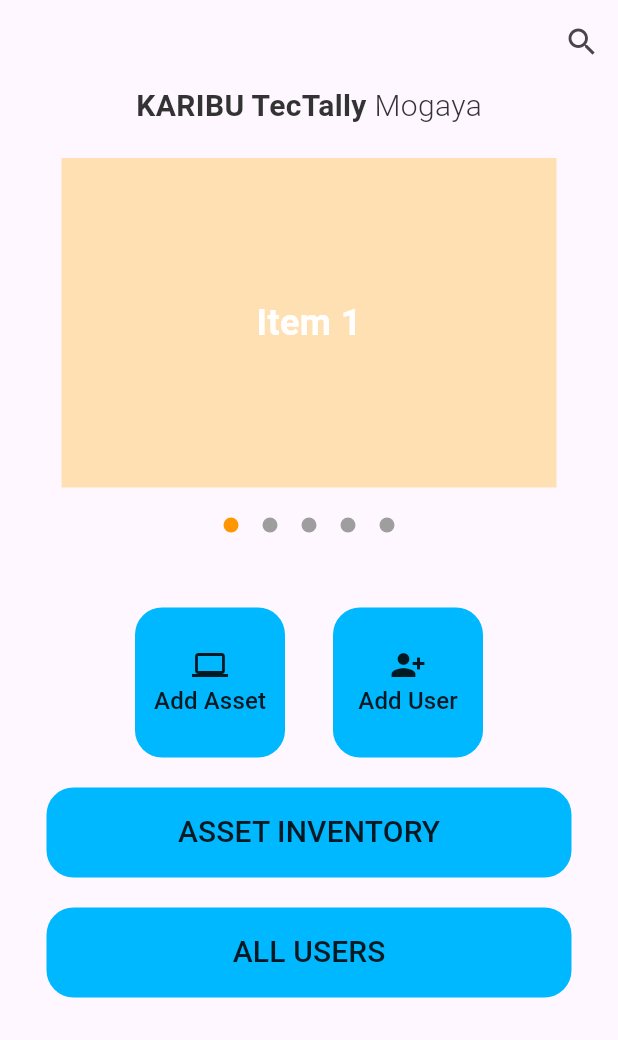
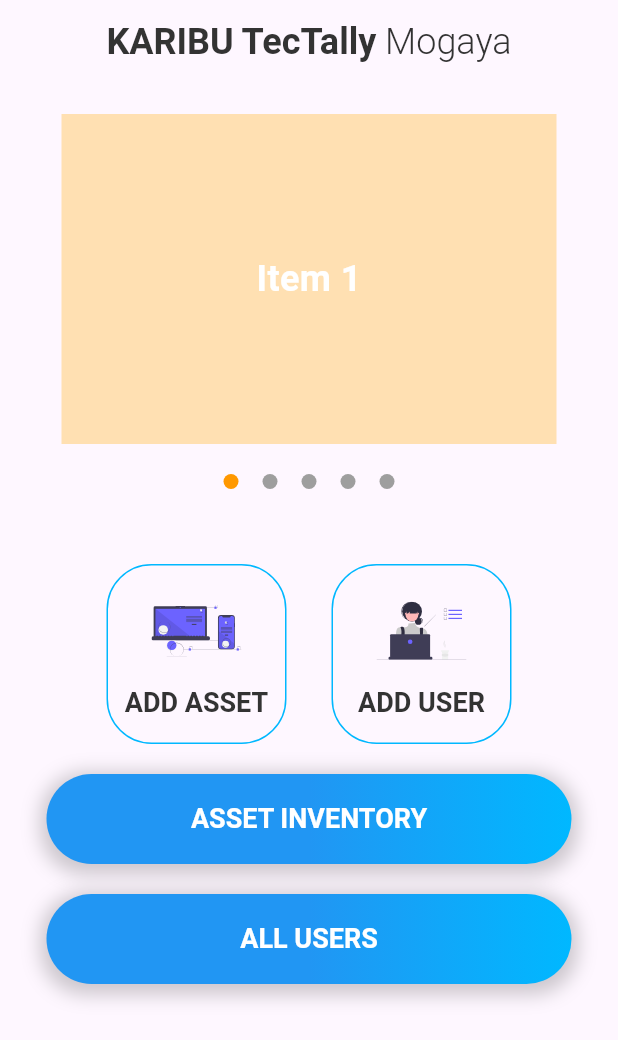
Before and after one commit to mogaya/TecTally, a Flutter app: the Home screen opened by its route, on a phone screen of 412 x 824 dp. Shown: the top 1040 px of the screen. Run offline on Flutter 3.47's test engine with Material 3 defaults, Android fonts, the light colour scheme and no system bars; drawn by our look-alikes of smooth_page_indicator; our stand-ins replace curved_navigation_bar, fl_chart, flutter_svg, get; Roboto replaces fonts that are missing (Netflix).

Commit message:
Home modified

```diff
--- a/tectally_app/lib/views/pages/home.dart
+++ b/tectally_app/lib/views/pages/home.dart
@@ -1,6 +1,7 @@
 // ignore_for_file: unused_import
 
 import 'package:flutter/material.dart';
+import 'package:flutter_svg/flutter_svg.dart';
 import 'package:get/get.dart';
 import 'package:smooth_page_indicator/smooth_page_indicator.dart';
 import 'package:tectally_app/configs/constants.dart';
@@ -17,41 +18,31 @@
 
     return Scaffold(
       appBar: AppBar(
+        centerTitle: true,
         backgroundColor: Colors.transparent,
         elevation: 0,
         automaticallyImplyLeading: false,
-        actions: [
-          IconButton(
-            onPressed: () {
-              showSearch(
-                context: context,
-                delegate: customSearchDelegete(),
-              );
-            },
-            icon: const Icon(Icons.search),
+        title: const Row(
+          mainAxisAlignment: MainAxisAlignment.center,
+          children: [
+            customText(
+              label: "KARIBU TecTally",
+              fontSize: 24,
+              fontWeight: FontWeight.bold,
+            ),
+            customText(
+              label: " Mogaya",
+              fontSize: 24,
+              fontWeight: FontWeight.w300,
             ),
           ],
+        ),
       ),
       body: SingleChildScrollView(
         child: Column(
           mainAxisAlignment: MainAxisAlignment.center,
           crossAxisAlignment: CrossAxisAlignment.center,
           children: [
-            const Row(
-              mainAxisAlignment: MainAxisAlignment.center,
-              children: [
-                customText(
-                  label: "KARIBU TecTally",
-                  fontSize: 20,
-                  fontWeight: FontWeight.bold,
-                ),
-                customText(
-                  label: " Mogaya",
-                  fontSize: 20,
-                  fontWeight: FontWeight.w300,
-                ),
-              ],
-            ),
             const SizedBox(
               height: 20,
             ),
@@ -74,7 +65,7 @@
                           child: Center(
                             child: Text(
                               'Item ${index + 1}',
-                              style: TextStyle(
+                              style: const TextStyle(
                                 color: Colors.white,
                                 fontSize: 24,
                                 fontWeight: FontWeight.bold,
@@ -85,13 +76,13 @@
                       },
                     ),
                   ),
-                  SizedBox(
+                  const SizedBox(
                     height: 20,
                   ),
                   SmoothPageIndicator(
                     controller: _pageController,
                     count: _pageCount,
-                    effect: WormEffect(
+                    effect: const WormEffect(
                       dotColor: Colors.grey,
                       activeDotColor: Colors.orange,
                       dotHeight: 10,
@@ -101,7 +92,7 @@
                     onDotClicked: (index) {
                       _pageController.animateToPage(
                         index,
-                        duration: Duration(milliseconds: 300),
+                        duration: const Duration(milliseconds: 300),
                         curve: Curves.easeInOut,
                       );
                     },
@@ -120,28 +111,45 @@
               mainAxisAlignment: MainAxisAlignment.center,
               children: [
                 // Add Asset Button
-                MaterialButton(
-                  onPressed: () => Get.toNamed("/add_asset"),
-                  child: Container(
-                    height: 100,
-                    width: 100,
+
+                Container(
+                  height: 120,
+                  width: 120,
                   decoration: BoxDecoration(
-                      borderRadius: BorderRadius.circular(18),
+                    border: Border.all(
+                      style: BorderStyle.solid,
                       color: secondaryColor,
                     ),
-                    // color: secondaryColor,
-                    child: const Center(
+                    borderRadius: const BorderRadius.all(
+                      Radius.circular(30.0),
+                    ),
+                  ),
+                  child: Center(
+                    child: GestureDetector(
+                      onTap: () {
+                        Get.toNamed("/add_asset");
+                      },
                       child: Column(
                         mainAxisAlignment: MainAxisAlignment.center,
                         crossAxisAlignment: CrossAxisAlignment.center,
                         children: [
-                          Icon(
-                            Icons.computer,
+                          SvgPicture.asset(
+                            "assets/svg/add_asset.svg",
+                            width: 60,
+                            height: 60,
                           ),
-                          Text(
-                            "Add Asset",
+                          const SizedBox(
+                            height: 5,
+                          ),
+                          const Text(
+                            'ADD ASSET',
+                            textAlign: TextAlign.left,
                             style: TextStyle(
-                              fontSize: 16,
+                              fontFamily: "Netflix",
+                              fontWeight: FontWeight.w600,
+                              fontSize: 18,
+                              letterSpacing: 0.0,
+                              color: textColor,
                             ),
                           ),
                         ],
@@ -149,27 +157,49 @@
                     ),
                   ),
                 ),
+                const SizedBox(
+                  width: 30,
+                ),
 
                 // Add User Button
-                MaterialButton(
-                  onPressed: () => Get.toNamed("/add_user"),
-                  child: Container(
-                    height: 100,
-                    width: 100,
+                Container(
+                  height: 120,
+                  width: 120,
                   decoration: BoxDecoration(
-                      borderRadius: BorderRadius.circular(18),
+                    border: Border.all(
+                      style: BorderStyle.solid,
                       color: secondaryColor,
                     ),
+                    borderRadius: const BorderRadius.all(
+                      Radius.circular(30.0),
+                    ),
+                  ),
                   child: Center(
+                    child: GestureDetector(
+                      onTap: () {
+                        Get.toNamed("/add_asset");
+                      },
                       child: Column(
                         mainAxisAlignment: MainAxisAlignment.center,
                         crossAxisAlignment: CrossAxisAlignment.center,
                         children: [
-                          Icon(Icons.person_add_alt_1),
-                          Text(
-                            "Add User",
+                          SvgPicture.asset(
+                            "assets/svg/add_user.svg",
+                            width: 60,
+                            height: 60,
+                          ),
+                          const SizedBox(
+                            height: 5,
+                          ),
+                          const Text(
+                            'ADD USER',
+                            textAlign: TextAlign.left,
                             style: TextStyle(
-                              fontSize: 16,
+                              fontFamily: "Netflix",
+                              fontWeight: FontWeight.w600,
+                              fontSize: 18,
+                              letterSpacing: 0.0,
+                              color: textColor,
                             ),
                           ),
                         ],
@@ -180,50 +210,100 @@
               ],
             ),
 
-            SizedBox(
+            const SizedBox(
               height: 20,
             ),
 
             // Asset Inventory Button
-            MaterialButton(
-              onPressed: () => Get.toNamed("/asset_inventory"),
-              child: Container(
+            Container(
               height: 60,
               width: 350,
               decoration: BoxDecoration(
-                  borderRadius: BorderRadius.circular(18),
-                  color: secondaryColor,
+                  gradient: LinearGradient(
+                    colors: [
+                      Colors.blue,
+                      Colors.blue.shade500,
+                      secondaryColor,
+                      // Colors.blue.shade300,
+                    ],
+                    begin: Alignment.centerLeft,
+                    end: Alignment.centerRight,
                   ),
+                  borderRadius: const BorderRadius.all(
+                    Radius.circular(30.0),
+                  ),
+                  boxShadow: [
+                    BoxShadow(
+                      color: Colors.black.withOpacity(0.2),
+                      spreadRadius: 4,
+                      blurRadius: 10,
+                      offset: const Offset(0, 3),
+                    )
+                  ]),
               child: Center(
-                  child: Text(
-                    "ASSET INVENTORY",
+                child: GestureDetector(
+                  onTap: () {
+                    Get.toNamed("/asset_inventory");
+                  },
+                  child: const Text(
+                    'ASSET INVENTORY',
+                    textAlign: TextAlign.left,
                     style: TextStyle(
-                      fontSize: 20,
+                      fontFamily: "Netflix",
+                      fontWeight: FontWeight.w600,
+                      fontSize: 18,
+                      letterSpacing: 0.0,
+                      color: Colors.white,
                     ),
                   ),
                 ),
               ),
             ),
 
-            SizedBox(
+            const SizedBox(
               height: 20,
             ),
 
             // Asset Inventory Button
-            MaterialButton(
-              onPressed: () => Get.toNamed("/all_users"),
-              child: Container(
+            Container(
               height: 60,
               width: 350,
               decoration: BoxDecoration(
-                  borderRadius: BorderRadius.circular(18),
-                  color: secondaryColor,
+                  gradient: LinearGradient(
+                    colors: [
+                      Colors.blue,
+                      Colors.blue.shade500,
+                      secondaryColor,
+                      // Colors.blue.shade300,
+                    ],
+                    begin: Alignment.centerLeft,
+                    end: Alignment.centerRight,
                   ),
+                  borderRadius: const BorderRadius.all(
+                    Radius.circular(30.0),
+                  ),
+                  boxShadow: [
+                    BoxShadow(
+                      color: Colors.black.withOpacity(0.2),
+                      spreadRadius: 4,
+                      blurRadius: 10,
+                      offset: const Offset(0, 3),
+                    )
+                  ]),
               child: Center(
-                  child: Text(
-                    "ALL USERS",
+                child: GestureDetector(
+                  onTap: () {
+                    Get.toNamed("/all_users");
+                  },
+                  child: const Text(
+                    'ALL USERS',
+                    textAlign: TextAlign.left,
                     style: TextStyle(
-                      fontSize: 20,
+                      fontFamily: "Netflix",
+                      fontWeight: FontWeight.w600,
+                      fontSize: 18,
+                      letterSpacing: 0.0,
+                      color: Colors.white,
                     ),
                   ),
                 ),
--- a/tectally_app/lib/views/pages/test.dart
+++ b/tectally_app/lib/views/pages/test.dart
@@ -1,4 +1,5 @@
 import 'package:flutter/material.dart';
+import 'package:tectally_app/configs/constants.dart';
 import 'package:tectally_app/views/components/customText.dart';
 
 class Test extends StatefulWidget {
@@ -12,6 +13,7 @@
   @override
   Widget build(BuildContext context) {
     return Scaffold(
+      backgroundColor: baseColor,
       appBar: AppBar(
         centerTitle: true,
         title: const customText(
@@ -23,9 +25,11 @@
       ),
       body: SingleChildScrollView(
         child: Column(
+          mainAxisAlignment: MainAxisAlignment.start,
+          crossAxisAlignment: CrossAxisAlignment.start,
           children: [
             Padding(
-              padding: const EdgeInsets.all(8.0),
+              padding: const EdgeInsets.all(12.0),
               child: SearchAnchor(
                   builder: (BuildContext context, SearchController controller) {
                 return SearchBar(
@@ -55,10 +59,37 @@
                 });
               }),
             ),
-            customText(
-              label: "John Doe",
-              fontSize: 16,
-              fontWeight: FontWeight.normal,
+            Padding(
+              padding: const EdgeInsets.all(12.0),
+              child: Row(
+                mainAxisAlignment: MainAxisAlignment.spaceBetween,
+                children: [
+                  Column(
+                    mainAxisAlignment: MainAxisAlignment.start,
+                    crossAxisAlignment: CrossAxisAlignment.start,
+                    children: [
+                      const customText(
+                        label: "Elite Book Hp, Laptop",
+                        fontSize: 20,
+                        fontWeight: FontWeight.bold,
+                      ),
+                      customText(
+                        label: "Tag No. CA001",
+                        fontSize: 16,
+                        fontWeight: FontWeight.normal,
+                      ),
+                    ],
+                  ),
+                  GestureDetector(
+                    child: customText(
+                      label: "REMOVE",
+                      fontWeight: FontWeight.bold,
+                      labelColor: Colors.red,
+                      fontSize: 18,
+                    ),
+                  )
+                ],
+              ),
             )
           ],
         ),
```
Also changed, not shown: tectally_app/pubspec.yaml (+4 -3 lines), tectally_app/assets/svg/add_asset.svg (added), tectally_app/assets/svg/add_user.svg (added), tectally_app/pubspec.lock. Lines whose indentation alone changed are shown as unchanged.
